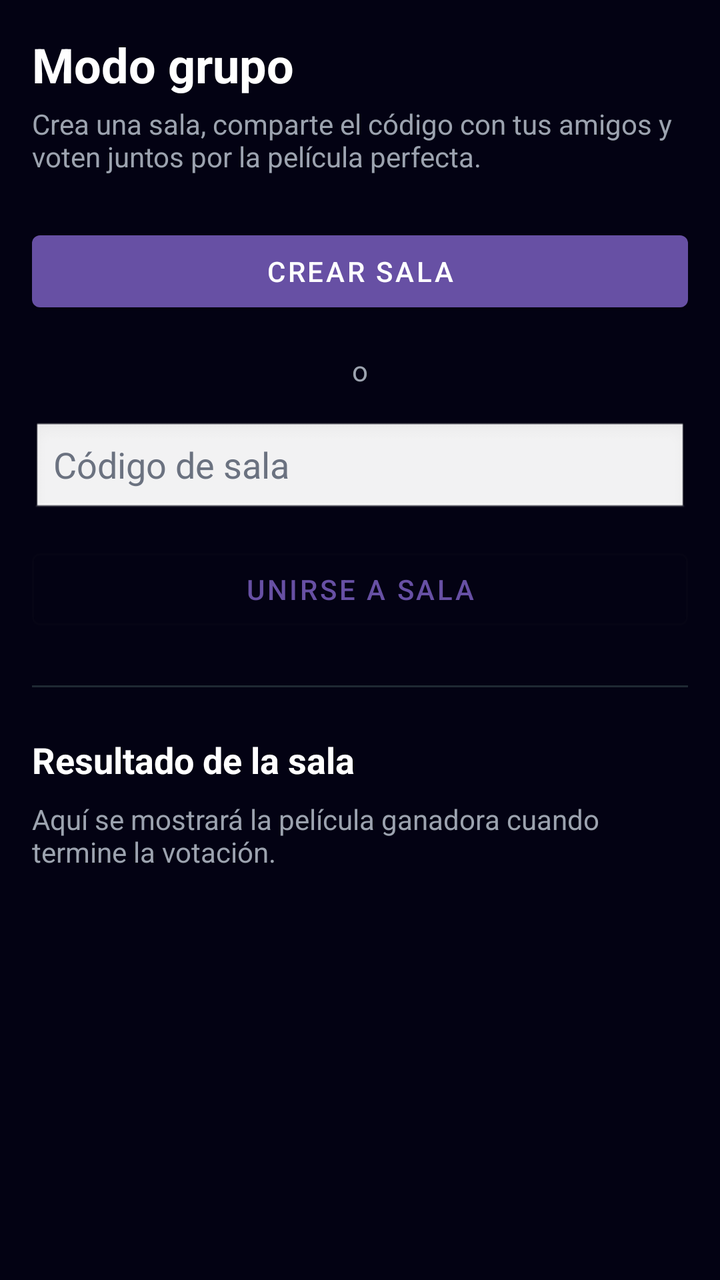
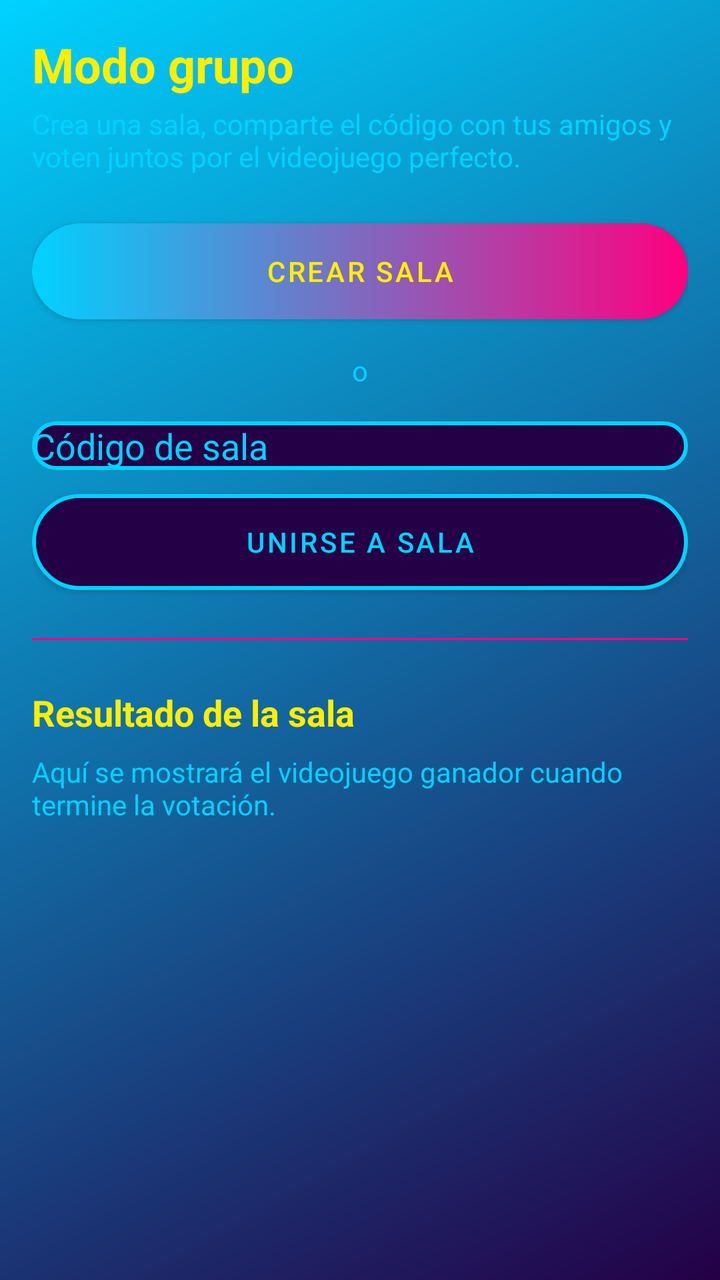

An Android layout rendered at two revisions. The XML below is the earlier revision; the diff shows what the commit changed to produce the second picture.
<!-- AndroidManifest.xml: application theme Theme.MovieMatch -->
<!-- res/layout/fragment_group.xml -->
<?xml version="1.0" encoding="utf-8"?>
<ScrollView xmlns:android="http://schemas.android.com/apk/res/android"
    xmlns:tools="http://schemas.android.com/tools"
    android:id="@+id/scrollGroupMode"
    android:layout_width="match_parent"
    android:layout_height="match_parent"
    android:background="#030213"
    android:padding="16dp"
    tools:context=".ui.modogrupo.ModoGrupoFragment">

    <LinearLayout
        android:layout_width="match_parent"
        android:layout_height="wrap_content"
        android:orientation="vertical">

        <TextView
            android:id="@+id/txtGroupTitle"
            android:layout_width="wrap_content"
            android:layout_height="wrap_content"
            android:text="Modo grupo"
            android:textColor="@android:color/white"
            android:textSize="24sp"
            android:textStyle="bold"
            android:layout_marginBottom="4dp" />

        <TextView
            android:id="@+id/txtGroupSubtitle"
            android:layout_width="match_parent"
            android:layout_height="wrap_content"
            android:text="Crea una sala, comparte el código con tus amigos y voten juntos por la película perfecta."
            android:textColor="#9CA3AF"
            android:textSize="14sp"
            android:layout_marginBottom="24dp" />

        <com.google.android.material.button.MaterialButton
            android:id="@+id/btnCreateRoom"
            style="@style/Widget.MaterialComponents.Button"
            android:layout_width="match_parent"
            android:layout_height="wrap_content"
            android:text="Crear sala" />

        <TextView
            android:id="@+id/txtOr"
            android:layout_width="wrap_content"
            android:layout_height="wrap_content"
            android:text="o"
            android:textColor="#9CA3AF"
            android:textSize="14sp"
            android:layout_gravity="center_horizontal"
            android:layout_marginTop="16dp"
            android:layout_marginBottom="16dp" />

        <EditText
            android:id="@+id/editRoomCode"
            android:layout_width="match_parent"
            android:layout_height="wrap_content"
            android:hint="Código de sala"
            android:inputType="text"
            android:textColor="@android:color/white"
            android:textColorHint="#6B7280"
            android:background="@android:drawable/edit_text" />

        <com.google.android.material.button.MaterialButton
            android:id="@+id/btnJoinRoom"
            style="@style/Widget.MaterialComponents.Button.OutlinedButton"
            android:layout_width="match_parent"
            android:layout_height="wrap_content"
            android:text="Unirse a sala"
            android:layout_marginTop="12dp" />

        <View
            android:layout_width="match_parent"
            android:layout_height="1dp"
            android:background="#1F2933"
            android:layout_marginTop="24dp"
            android:layout_marginBottom="24dp" />

        <TextView
            android:id="@+id/txtGroupResultTitle"
            android:layout_width="wrap_content"
            android:layout_height="wrap_content"
            android:text="Resultado de la sala"
            android:textColor="@android:color/white"
            android:textSize="18sp"
            android:textStyle="bold"
            android:layout_marginBottom="8dp" />

        <TextView
            android:id="@+id/txtGroupResultInfo"
            android:layout_width="match_parent"
            android:layout_height="wrap_content"
            android:text="Aquí se mostrará la película ganadora cuando termine la votación."
            android:textColor="#9CA3AF"
            android:textSize="14sp" />

    </LinearLayout>

</ScrollView>
<!-- resources referenced by this layout -->
<resources>
  <style name="Theme.MovieMatch" parent="Base.Theme.MovieMatch" />
  <style name="Base.Theme.MovieMatch" parent="Theme.Material3.DayNight.NoActionBar">
          
          
      </style>
</resources>

<!-- the commit's change to res/layout/fragment_group.xml (unified diff, before → after) -->
@@ -4,7 +4,7 @@
     android:id="@+id/scrollGroupMode"
     android:layout_width="match_parent"
     android:layout_height="match_parent"
-    android:background="#030213"
+    android:background="@drawable/bg_app_gradient"
     android:padding="16dp"
     tools:context=".ui.modogrupo.ModoGrupoFragment">
 
@@ -17,8 +17,8 @@
             android:id="@+id/txtGroupTitle"
             android:layout_width="wrap_content"
             android:layout_height="wrap_content"
-            android:text="Modo grupo"
-            android:textColor="@android:color/white"
+            android:text="@string/group_title"
+            android:textColor="@color/text_primary"
             android:textSize="24sp"
             android:textStyle="bold"
             android:layout_marginBottom="4dp" />
@@ -27,24 +27,24 @@
             android:id="@+id/txtGroupSubtitle"
             android:layout_width="match_parent"
             android:layout_height="wrap_content"
-            android:text="Crea una sala, comparte el código con tus amigos y voten juntos por la película perfecta."
-            android:textColor="#9CA3AF"
+            android:text="@string/group_subtitle"
+            android:textColor="@color/text_secondary"
             android:textSize="14sp"
             android:layout_marginBottom="24dp" />
 
         <com.google.android.material.button.MaterialButton
             android:id="@+id/btnCreateRoom"
-            style="@style/Widget.MaterialComponents.Button"
+            style="@style/AppButton.Primary"
             android:layout_width="match_parent"
             android:layout_height="wrap_content"
-            android:text="Crear sala" />
+            android:text="@string/group_create_room" />
 
         <TextView
             android:id="@+id/txtOr"
             android:layout_width="wrap_content"
             android:layout_height="wrap_content"
-            android:text="o"
-            android:textColor="#9CA3AF"
+            android:text="@string/group_or"
+            android:textColor="@color/text_secondary"
             android:textSize="14sp"
             android:layout_gravity="center_horizontal"
             android:layout_marginTop="16dp"
@@ -54,24 +54,24 @@
             android:id="@+id/editRoomCode"
             android:layout_width="match_parent"
             android:layout_height="wrap_content"
-            android:hint="Código de sala"
+            android:hint="@string/group_room_code_hint"
             android:inputType="text"
-            android:textColor="@android:color/white"
-            android:textColorHint="#6B7280"
-            android:background="@android:drawable/edit_text" />
+            android:textColor="@color/text_primary"
+            android:textColorHint="@color/text_secondary"
+            android:background="@drawable/bg_button_outline" />
 
         <com.google.android.material.button.MaterialButton
             android:id="@+id/btnJoinRoom"
-            style="@style/Widget.MaterialComponents.Button.OutlinedButton"
+            style="@style/AppButton.Outline"
             android:layout_width="match_parent"
             android:layout_height="wrap_content"
-            android:text="Unirse a sala"
+            android:text="@string/group_join_room"
             android:layout_marginTop="12dp" />
 
         <View
             android:layout_width="match_parent"
             android:layout_height="1dp"
-            android:background="#1F2933"
+            android:background="@color/accent_purple"
             android:layout_marginTop="24dp"
             android:layout_marginBottom="24dp" />
 
@@ -79,8 +79,8 @@
             android:id="@+id/txtGroupResultTitle"
             android:layout_width="wrap_content"
             android:layout_height="wrap_content"
-            android:text="Resultado de la sala"
-            android:textColor="@android:color/white"
+            android:text="@string/group_result_title"
+            android:textColor="@color/text_primary"
             android:textSize="18sp"
             android:textStyle="bold"
             android:layout_marginBottom="8dp" />
@@ -89,8 +89,8 @@
             android:id="@+id/txtGroupResultInfo"
             android:layout_width="match_parent"
             android:layout_height="wrap_content"
-            android:text="Aquí se mostrará la película ganadora cuando termine la votación."
-            android:textColor="#9CA3AF"
+            android:text="@string/group_result_info"
+            android:textColor="@color/text_secondary"
             android:textSize="14sp" />
 
     </LinearLayout>
<!-- resource entries referenced after the edit -->
@@ -1,6 +1,68 @@
 <!-- resources referenced by this layout -->
 <resources>
+  <color name="accent_purple">#FF007F</color>
+  <color name="text_primary">#FFEE00</color>
+  <color name="text_secondary">#00D2FF</color>
+  <!-- drawable bg_app_gradient (drawable) -->
+  <shape xmlns:android="http://schemas.android.com/apk/res/android"
+      android:shape="rectangle">
+      <gradient
+          android:type="linear"
+          android:startColor="@color/bg_main_start"
+          android:endColor="@color/bg_main_end"
+          android:angle="135" />
+  </shape>
+  <!-- drawable bg_button_outline (drawable) -->
+  <shape xmlns:android="http://schemas.android.com/apk/res/android"
+      android:shape="rectangle">
+      <solid android:color="@color/button_outline_bg" />
+      <stroke
+          android:width="2dp"
+          android:color="@color/accent_cyan" />
+      <corners android:radius="24dp" />
+  </shape>
+  <string name="group_create_room">Crear sala</string>
+  <string name="group_join_room">Unirse a sala</string>
+  <string name="group_or">o</string>
+  <string name="group_result_info">Aquí se mostrará el videojuego ganador cuando termine la votación.</string>
+  <string name="group_result_title">Resultado de la sala</string>
+  <string name="group_room_code_hint">Código de sala</string>
+  <string name="group_subtitle">Crea una sala, comparte el código con tus amigos y voten juntos por el videojuego perfecto.</string>
+  <string name="group_title">Modo grupo</string>
+  <style name="AppButton.Outline" parent="Widget.MaterialComponents.Button">
+          <item name="android:background">@drawable/bg_button_outline</item>
+          <item name="backgroundTint">@null</item>
+          <item name="android:textColor">@color/accent_cyan</item>
+          <item name="android:insetLeft">0dp</item>
+          <item name="android:insetRight">0dp</item>
+          <item name="android:insetTop">0dp</item>
+          <item name="android:insetBottom">0dp</item>
+          
+      </style>
+  <style name="AppButton.Primary" parent="Widget.MaterialComponents.Button">
+          <item name="android:background">@drawable/bg_button_primary_gradient</item>
+          <item name="backgroundTint">@null</item>
+          <item name="android:textColor">@color/text_primary</item>
+          <item name="android:insetLeft">0dp</item>
+          <item name="android:insetRight">0dp</item>
+          <item name="android:insetTop">0dp</item>
+          <item name="android:insetBottom">0dp</item>
+          
+      </style>
   <style name="Theme.MovieMatch" parent="Base.Theme.MovieMatch" />
+  <color name="bg_main_start">#240046</color>
+  <color name="bg_main_end">#00D2FF</color>
+  <color name="button_outline_bg">#240046</color>
+  <color name="accent_cyan">#00D2FF</color>
+  <!-- drawable bg_button_primary_gradient (drawable) -->
+  <shape xmlns:android="http://schemas.android.com/apk/res/android"
+      android:shape="rectangle">
+      <gradient
+          android:startColor="@color/accent_cyan"
+          android:endColor="@color/accent_purple"
+          android:angle="0" />
+      <corners android:radius="24dp" />
+  </shape>
   <style name="Base.Theme.MovieMatch" parent="Theme.Material3.DayNight.NoActionBar">
           
           
